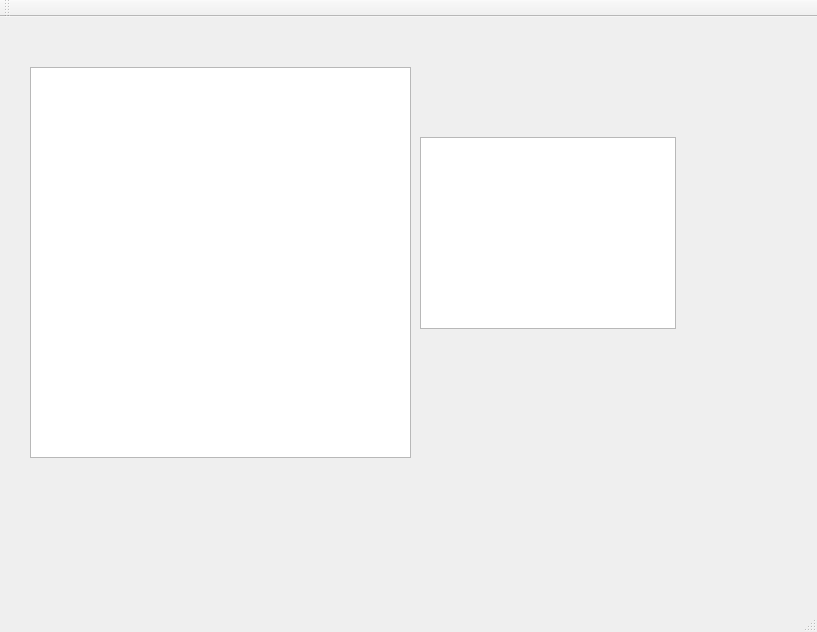
The window that src/mainwindow.ui (ericsium/qt-test) describes before a commit, drawn with Qt 5.
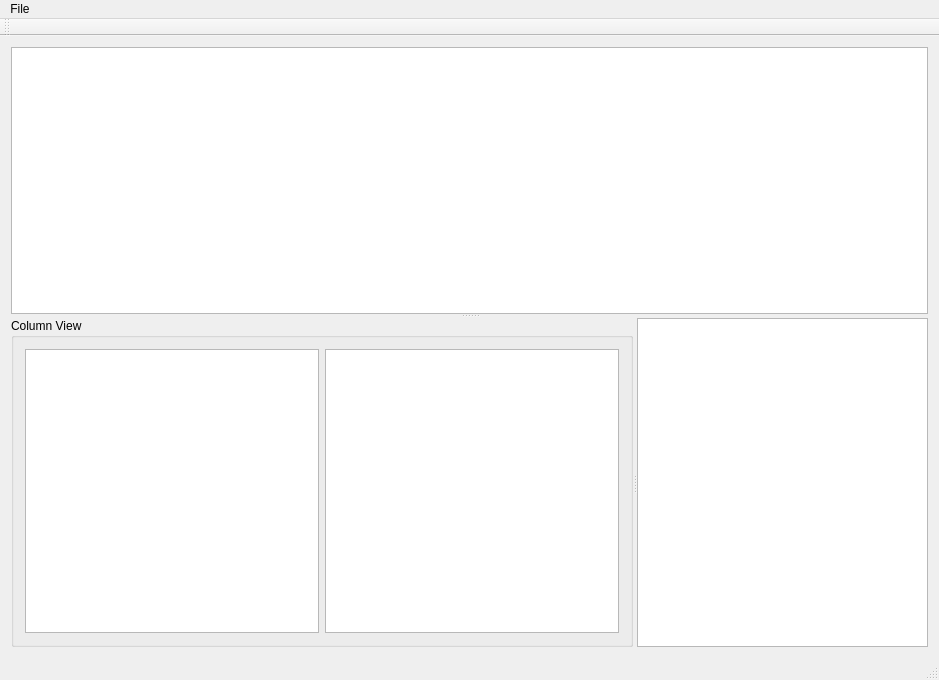
The same window after the commit.

Commit message: Hook up sql table, view

```diff
--- a/src/mainwindow.ui
+++ b/src/mainwindow.ui
@@ -6,44 +6,76 @@
    <rect>
     <x>0</x>
     <y>0</y>
-    <width>817</width>
-    <height>632</height>
+    <width>939</width>
+    <height>680</height>
    </rect>
   </property>
   <property name="windowTitle">
    <string>MainWindow</string>
   </property>
   <widget class="QWidget" name="centralWidget">
-   <widget class="QTreeView" name="treeView">
-    <property name="geometry">
-     <rect>
-      <x>30</x>
-      <y>50</y>
-      <width>381</width>
-      <height>391</height>
-     </rect>
-    </property>
-   </widget>
-   <widget class="QTextBrowser" name="textBrowser">
-    <property name="geometry">
-     <rect>
-      <x>420</x>
-      <y>120</y>
-      <width>256</width>
-      <height>192</height>
-     </rect>
-    </property>
-   </widget>
+   <layout class="QVBoxLayout" name="verticalLayout">
+    <item>
+     <widget class="QSplitter" name="splitter_2">
+      <property name="orientation">
+       <enum>Qt::Vertical</enum>
+      </property>
+      <widget class="QTableView" name="tableView">
+       <property name="dragEnabled">
+        <bool>false</bool>
+       </property>
+       <property name="dragDropMode">
+        <enum>QAbstractItemView::NoDragDrop</enum>
+       </property>
+       <property name="defaultDropAction">
+        <enum>Qt::CopyAction</enum>
+       </property>
+       <property name="selectionMode">
+        <enum>QAbstractItemView::SingleSelection</enum>
+       </property>
+       <property name="selectionBehavior">
+        <enum>QAbstractItemView::SelectRows</enum>
+       </property>
+      </widget>
+      <widget class="QSplitter" name="splitter">
+       <property name="orientation">
+        <enum>Qt::Horizontal</enum>
+       </property>
+       <widget class="QGroupBox" name="groupBox">
+        <property name="title">
+         <string>Column View</string>
+        </property>
+        <layout class="QHBoxLayout" name="horizontalLayout">
+         <item>
+          <widget class="QListWidget" name="listWidget"/>
+         </item>
+         <item>
+          <widget class="QListWidget" name="listWidget_2"/>
+         </item>
+        </layout>
+       </widget>
+       <widget class="QTextBrowser" name="textBrowser"/>
+      </widget>
+     </widget>
+    </item>
+   </layout>
   </widget>
   <widget class="QMenuBar" name="menuBar">
    <property name="geometry">
     <rect>
      <x>0</x>
      <y>0</y>
-     <width>817</width>
+     <width>939</width>
      <height>26</height>
     </rect>
    </property>
+   <widget class="QMenu" name="menuFile">
+    <property name="title">
+     <string>File</string>
+    </property>
+    <addaction name="actionLoad"/>
+   </widget>
+   <addaction name="menuFile"/>
   </widget>
   <widget class="QToolBar" name="mainToolBar">
    <attribute name="toolBarArea">
```
Left out of the diff: 5 changed lines with no effect on the pictures. The commit also changes 3 other files.
